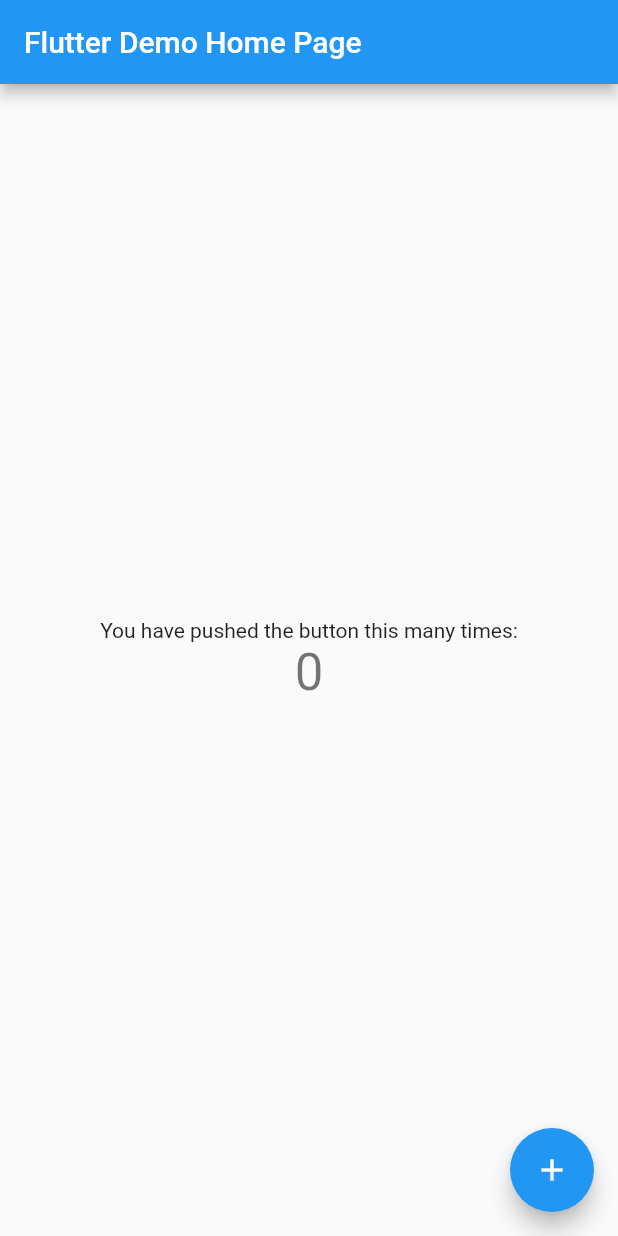
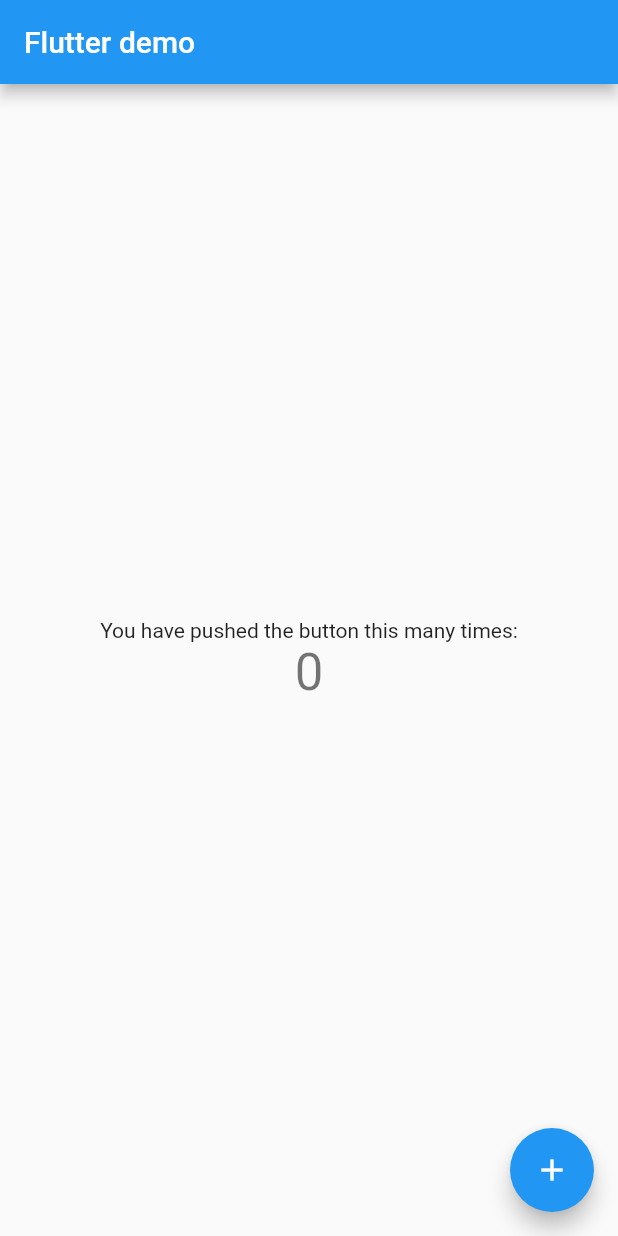
Before and after one commit to Christyansoft/number_trivia_tdd, a Flutter app: the screen it shows after launch, on a phone screen of 412 x 824 dp. Run offline on Flutter 3.47's test engine with Material 2 defaults, Android fonts, the phone set to English and light mode, and no system bars; our stand-ins replace dartz, equatable.

Commit message:
change description of app bar from home.

```diff
--- a/lib/main.dart
+++ b/lib/main.dart
@@ -9,19 +9,15 @@ class MyApp extends StatelessWidget {
   @override
   Widget build(BuildContext context) {
     return MaterialApp(
-      title: 'Flutter Demo',
       theme: ThemeData(
         primarySwatch: Colors.blue,
       ),
-      home: MyHomePage(title: 'Flutter Demo Home Page'),
+      home: MyHomePage(),
     );
   }
 }
 
 class MyHomePage extends StatefulWidget {
-  MyHomePage({Key key, this.title}) : super(key: key);
-
-  final String title;
 
   @override
   _MyHomePageState createState() => _MyHomePageState();
@@ -40,7 +36,7 @@ class _MyHomePageState extends State<MyHomePage> {
   Widget build(BuildContext context) {
     return Scaffold(
       appBar: AppBar(
-        title: Text(widget.title),
+        title: Text('Flutter demo'),
       ),
       body: Center(
         child: Column(
```
